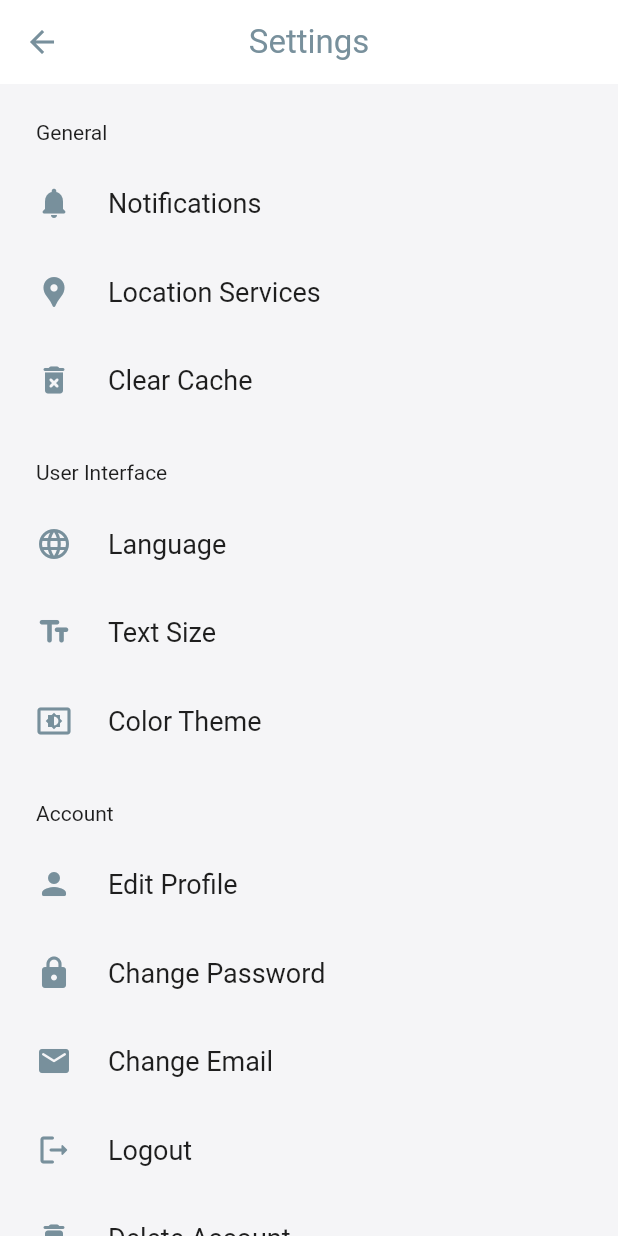
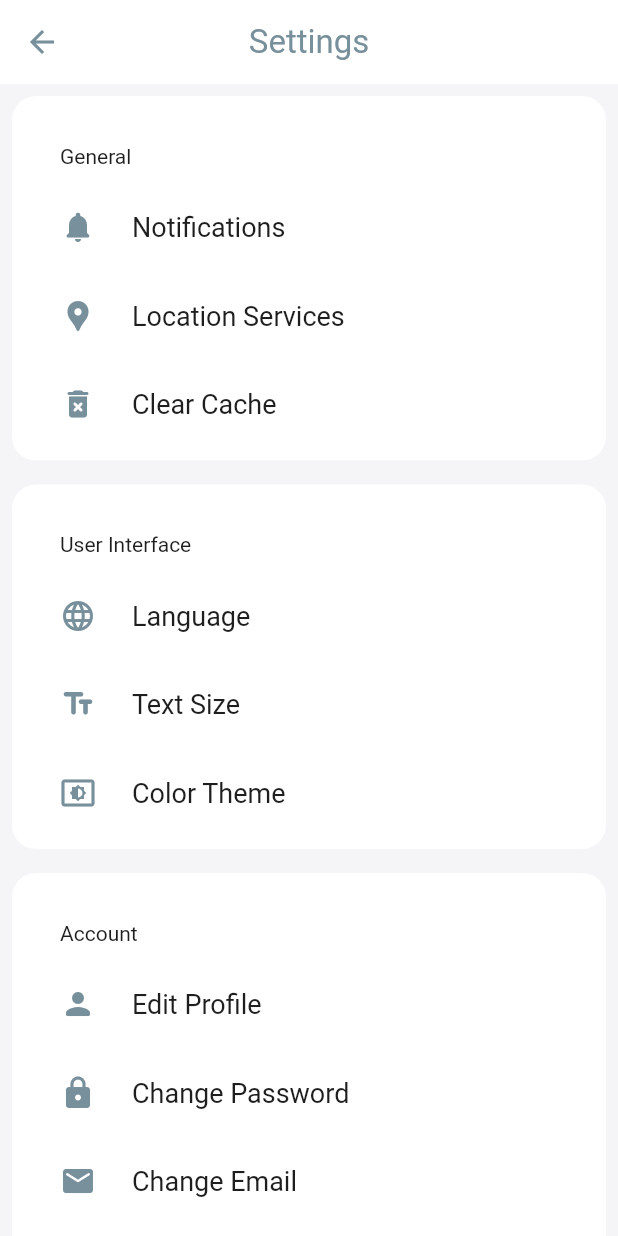
Before and after one commit to Yeezif/FindYourSpot, a Flutter app: the SettingsPage screen opened directly, on a phone screen of 412 x 824 dp. Run offline on Flutter 3.47's test engine with Material 3 defaults, Android fonts, the light colour scheme and no system bars; drawn by our look-alikes of settings_ui; our stand-ins replace flutter_dotenv, flutter_map, geolocator, latlong2, shared_preferences; missing offline and left inert: flutter_map_marker_cluster; accounts and stored records are empty.

Commit message:
configured settingsSections and added files for each tab

```diff
--- a/frontend/lib/pages/settings_page.dart
+++ b/frontend/lib/pages/settings_page.dart
@@ -17,6 +17,7 @@ class SettingsPage extends StatelessWidget {
       body: SettingsList(
 
         platform: DevicePlatform.android,
+
         lightTheme: SettingsThemeData(
           settingsListBackground: theme.scaffoldBackgroundColor,
           settingsSectionBackground: theme.cardColor,
@@ -24,6 +25,7 @@ class SettingsPage extends StatelessWidget {
           settingsTileTextColor: theme.textTheme.bodyMedium?.color,
           leadingIconsColor: theme.iconTheme.color,
         ),
+
         darkTheme: SettingsThemeData(
           settingsListBackground: theme.scaffoldBackgroundColor,
           settingsSectionBackground: theme.cardColor,
@@ -35,7 +37,17 @@ class SettingsPage extends StatelessWidget {
         sections: [
 
           // General Settings
-          SettingsSection(
+          CustomSettingsSection(
+            child: Container(
+              padding: const EdgeInsets.all(8),
+              margin: const EdgeInsets.symmetric(horizontal: 8, vertical: 8),
+              decoration: BoxDecoration(
+                color: theme.cardColor,
+                borderRadius: BorderRadius.circular(16),
+              ),
+
+              child: SettingsSection(
+
                 title: const Text('General'),
                 tiles: <SettingsTile>[
 
@@ -56,9 +68,22 @@ class SettingsPage extends StatelessWidget {
 
                 ],
               ),
+            )
+          ),
+
 
           // User Interface Settings
-          SettingsSection(
+          CustomSettingsSection(
+            child: Container(
+              padding: const EdgeInsets.all(8),
+              margin: const EdgeInsets.symmetric(horizontal: 8, vertical: 8),
+              decoration: BoxDecoration(
+                color: theme.cardColor,
+                borderRadius: BorderRadius.circular(16),
+              ),
+
+              child: SettingsSection(
+
                 title: const Text('User Interface'),
                 tiles: <SettingsTile>[
 
@@ -79,9 +104,22 @@ class SettingsPage extends StatelessWidget {
 
                 ],
               ),
+            )
+          ),
+
 
           // Account Settings
-          SettingsSection(
+          CustomSettingsSection(
+            child: Container(
+              padding: const EdgeInsets.all(8),
+              margin: const EdgeInsets.symmetric(horizontal: 8, vertical: 8),
+              decoration: BoxDecoration(
+                color: theme.cardColor,
+                borderRadius: BorderRadius.circular(16),
+              ),
+
+              child: SettingsSection(
+
                 title: const Text('Account'),
                 tiles: <SettingsTile>[
 
@@ -113,11 +151,24 @@ class SettingsPage extends StatelessWidget {
 
                 ],
               ),
+            )
+          ),
+
 
 
 
           // Privacy Settings
-          SettingsSection(
+          CustomSettingsSection(
+            child: Container(
+              padding: const EdgeInsets.all(8),
+              margin: const EdgeInsets.symmetric(horizontal: 8, vertical: 8),
+              decoration: BoxDecoration(
+                color: theme.cardColor,
+                borderRadius: BorderRadius.circular(16),
+              ),
+
+              child: SettingsSection(
+
                 title: const Text('Privacy'),
                 tiles: <SettingsTile>[
 
@@ -144,6 +195,9 @@ class SettingsPage extends StatelessWidget {
 
                 ],
               ),
+            )
+          ),
+
         ],
       ),
     );
--- a/frontend/lib/theme/app_colors.dart
+++ b/frontend/lib/theme/app_colors.dart
@@ -45,8 +45,8 @@ class AppColorsLight {
 class AppColorsDark {
 
   // main colors - dark background base
-  static const Color backgroundPrimary = Color(0xFF1E1E1E);
-  static const Color backgroundSecondary = Color(0xFF121212);
+  static const Color backgroundPrimary = Color(0xFF000000);
+  static const Color backgroundSecondary = Color(0xFF1E1E1E);
   static const Color panels = Color(0xFF2a2a3c);
 
   // accent colors - neutral tones
--- a/frontend/lib/theme/theme.dart
+++ b/frontend/lib/theme/theme.dart
@@ -16,7 +16,7 @@ final ThemeData lightTheme = ThemeData(
   useMaterial3: true,
   scaffoldBackgroundColor: AppColorsLight.backgroundPrimary,
   canvasColor: AppColorsLight.backgroundPrimary,
-  cardColor: AppColorsLight.backgroundPrimary,
+  cardColor: AppColorsLight.backgroundSecondary,
   iconTheme: IconThemeData(color: AppColorsLight.icon),
 
   extensions: const <ThemeExtension<dynamic>>[
@@ -146,7 +146,7 @@ final ThemeData darkTheme = ThemeData(
   useMaterial3: true,
   scaffoldBackgroundColor: AppColorsDark.backgroundPrimary,
   canvasColor: AppColorsDark.backgroundPrimary,
-  cardColor: AppColorsDark.backgroundPrimary,
+  cardColor: AppColorsDark.backgroundSecondary,
   iconTheme: IconThemeData(color: AppColorsDark.icon),
 
   extensions: const <ThemeExtension<dynamic>>[
@@ -183,7 +183,7 @@ final ThemeData darkTheme = ThemeData(
   // ELEVATED BUTTON THEME
   elevatedButtonTheme: ElevatedButtonThemeData(
     style: ButtonStyle(
-      backgroundColor: WidgetStateProperty.all(AppColorsDark.backgroundPrimary),
+      backgroundColor: WidgetStateProperty.all(AppColorsDark.backgroundSecondary),
       foregroundColor: WidgetStateProperty.all(AppColorsDark.textPrimary),
       elevation: WidgetStateProperty.all(4),
       overlayColor: WidgetStateProperty.resolveWith((states) {
@@ -198,7 +198,7 @@ final ThemeData darkTheme = ThemeData(
 
   // FLOATING ACTION BUTTON THEME
   floatingActionButtonTheme: FloatingActionButtonThemeData(
-    backgroundColor: AppColorsDark.backgroundPrimary,
+    backgroundColor: AppColorsDark.backgroundSecondary,
     foregroundColor: AppColorsDark.icon,
     elevation: 4,
   ),
@@ -206,7 +206,7 @@ final ThemeData darkTheme = ThemeData(
   // TEXT BUTTON THEME
   textButtonTheme: TextButtonThemeData(
     style: ButtonStyle(
-      backgroundColor: WidgetStateProperty.all(AppColorsDark.backgroundPrimary),
+      backgroundColor: WidgetStateProperty.all(AppColorsDark.backgroundSecondary),
       foregroundColor: WidgetStateProperty.all(AppColorsDark.icon),
     ),
   ),
@@ -214,7 +214,7 @@ final ThemeData darkTheme = ThemeData(
   // OUTLINED BUTTON THEME
   outlinedButtonTheme: OutlinedButtonThemeData(
     style: ButtonStyle(
-      backgroundColor: WidgetStateProperty.all(AppColorsDark.backgroundPrimary),
+      backgroundColor: WidgetStateProperty.all(AppColorsDark.backgroundSecondary),
       foregroundColor: WidgetStateProperty.all(AppColorsDark.icon),
       side: WidgetStateProperty.all(BorderSide(color: AppColorsDark.icon)),
     ),
@@ -222,7 +222,7 @@ final ThemeData darkTheme = ThemeData(
 
   // BOTTOM NAVIGATION BAR THEME
   bottomNavigationBarTheme: BottomNavigationBarThemeData(
-    backgroundColor: AppColorsDark.backgroundSecondary,
+    backgroundColor: AppColorsDark.backgroundPrimary,
     selectedItemColor: AppColorsDark.iconSelected,
     unselectedItemColor: AppColorsDark.icon
   ),
@@ -240,12 +240,12 @@ final ThemeData darkTheme = ThemeData(
   // SEARCH BAR THEME
   searchBarTheme: SearchBarThemeData(
     elevation: WidgetStateProperty.all<double>(4.0),
-    backgroundColor: WidgetStateProperty.all(AppColorsDark.backgroundPrimary),
+    backgroundColor: WidgetStateProperty.all(AppColorsDark.backgroundSecondary),
   ),
 
   // APP BAR THEME
   appBarTheme: AppBarTheme(
-    color: AppColorsDark.backgroundSecondary,
+    color: AppColorsDark.backgroundPrimary,
     foregroundColor: AppColorsDark.icon,
   ),
 
```
Also changed, not shown: frontend/lib/pages/settings_categories.dart/account/change_email.dart (added), frontend/lib/pages/settings_categories.dart/account/change_password.dart (added), frontend/lib/pages/settings_categories.dart/account/delete_account.dart (added), frontend/lib/pages/settings_categories.dart/account/edit_profile.dart (added), frontend/lib/pages/settings_categories.dart/general/clear_cache.dart (added), frontend/lib/pages/settings_categories.dart/general/location_services.dart (added), frontend/lib/pages/settings_categories.dart/general/notification_settings.dart (added), frontend/lib/pages/settings_categories.dart/privacy/about.dart (added), frontend/lib/pages/settings_categories.dart/privacy/contact_support.dart (added), frontend/lib/pages/settings_categories.dart/privacy/privacy_policy.dart (added), frontend/lib/pages/settings_categories.dart/privacy/report_a_bug.dart (added), frontend/lib/pages/settings_categories.dart/user_interface/accessability_settings.dart (added), frontend/lib/pages/settings_categories.dart/user_interface/color_theme_settings.dart (added), frontend/lib/pages/settings_categories.dart/user_interface/language_settings.dart (added). Lines whose indentation alone changed are shown as unchanged.
